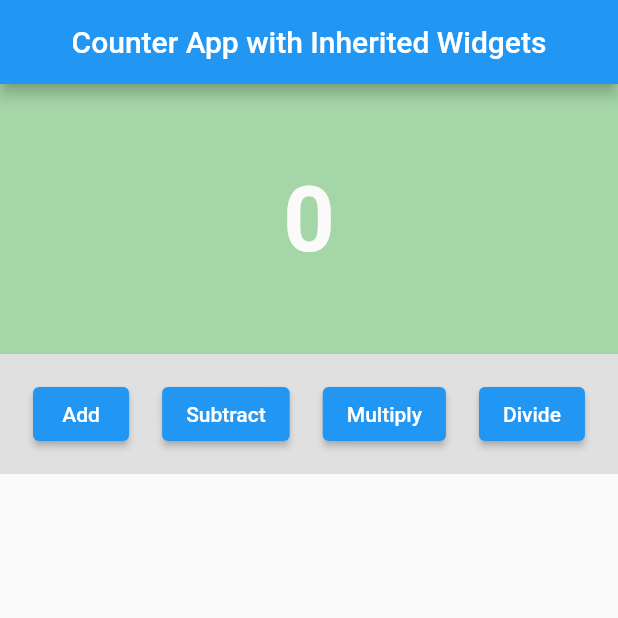
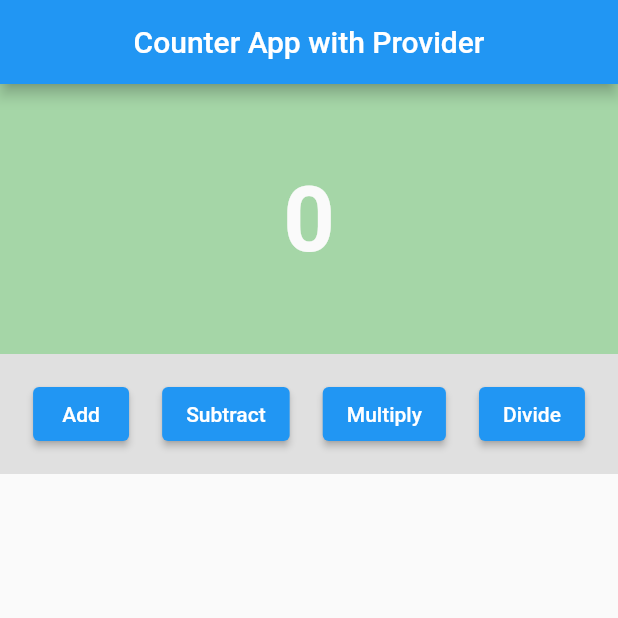
Before and after one commit to ExpertKiD/demo_flutter_sharing_states, a Flutter app: the screen it shows after launch, after a tap on "Add", after a tap on "Subtract", after a tap on "Multiply", on a phone screen of 412 x 824 dp, the top half of it. Run offline on Flutter 3.47's test engine with Material 2 defaults, Android fonts, the phone set to English and light mode, and no system bars.

Commit message:
Add Provider demo with ChageNotifierProvider

```diff
--- a/lib/main.dart
+++ b/lib/main.dart
@@ -1,9 +1,11 @@
+import 'package:app/provider_demo.dart';
 import 'package:flutter/material.dart';
-
-import 'scoped_model_demo.dart';
 
 /// For InheritedWidgets demo use
 // main() => runApp(const MyInheritedWidgetDemoApp());
 
 /// For Scoped Model demo use
-main() => runApp(const MyScopedModelDemoApp());
+// main() => runApp(const MyScopedModelDemoApp());
+
+/// For Scoped Model demo use
+main() => runApp(const MyProviderDemoApp());
--- /dev/null
+++ b/lib/provider_demo.dart
@@ -0,0 +1,129 @@
+import 'package:flutter/material.dart';
+import 'package:provider/provider.dart';
+
+class MyProviderDemoApp extends StatelessWidget {
+  const MyProviderDemoApp({Key? key}) : super(key: key);
+
+  @override
+  Widget build(BuildContext context) {
+    return const MaterialApp(
+      home: Counter(),
+    );
+  }
+}
+
+class Counter extends StatelessWidget {
+  const Counter({Key? key}) : super(key: key);
+
+  @override
+  Widget build(BuildContext context) {
+    // either do this way
+    return ChangeNotifierProvider<CounterState>(
+      create: (innerContext) {
+        return CounterState();
+      },
+      builder: (innerContext, child) {
+        return child!;
+      },
+      child: Scaffold(
+          appBar: AppBar(
+            title: const Text('Counter App with Provider'),
+            centerTitle: true,
+          ),
+          body: const CounterViewer()),
+    );
+  }
+}
+
+class CounterState with ChangeNotifier {
+  int counter = 0;
+
+  void addCounter(int value) {
+    counter++;
+    notifyListeners();
+  }
+
+  void subtractCounter(int value) {
+    counter--;
+    notifyListeners();
+  }
+
+  void multiplyCounter(int value) {
+    counter *= value;
+    notifyListeners();
+  }
+
+  void divideCounter(int value) {
+    counter = counter ~/ value;
+    notifyListeners();
+  }
+}
+
+class CounterViewer extends StatelessWidget {
+  const CounterViewer({Key? key}) : super(key: key);
+
+  @override
+  Widget build(BuildContext context) {
+    return Column(
+      children: [
+        Container(
+          color: Colors.green.shade200,
+          width: MediaQuery.of(context).size.width,
+          height: 180,
+          child: Center(
+            child: Text(
+              context.watch<CounterState>().counter.toString(),
+              style: TextStyle(
+                color: Colors.grey.shade50,
+                fontSize: 60,
+                fontWeight: FontWeight.bold,
+              ),
+            ),
+          ),
+        ),
+        Container(
+          color: Colors.grey.shade300,
+          padding: const EdgeInsets.symmetric(vertical: 16),
+          child: Row(
+            mainAxisSize: MainAxisSize.max,
+            mainAxisAlignment: MainAxisAlignment.spaceEvenly,
+            children: [
+              ElevatedButton(
+                onPressed: () {
+                  Provider.of<CounterState>(context, listen: false)
+                      .addCounter(1);
+                },
+                child: const Text('Add'),
+              ),
+              ElevatedButton(
+                onPressed: () {
+                  Provider.of<CounterState>(context, listen: false)
+                      .subtractCounter(1);
+                },
+                child: const Text('Subtract'),
+              ),
+              ElevatedButton(
+                onPressed: () {
+                  Provider.of<CounterState>(context, listen: false)
+                      .multiplyCounter(3);
+
+                  /// or
+                  // context.read<CounterState>().multiplyCounter(3);
+                },
+                child: const Text('Multiply'),
+              ),
+              ElevatedButton(
+                onPressed: () {
+                  // Provider.of<CounterState>(context, listen: false)
+                  //     .divideCounter(3);
+                  context.read<CounterState>().divideCounter(3);
+                },
+                child: const Text('Divide'),
+              ),
+            ],
+          ),
+        )
+      ],
+    );
+  }
+}
--- a/pubspec.yaml
+++ b/pubspec.yaml
@@ -35,6 +35,7 @@ dependencies:
   # The following adds the Cupertino Icons font to your application.
   # Use with the CupertinoIcons class for iOS style icons.
   cupertino_icons: ^1.0.2
+  provider: ^6.0.1
 
 dev_dependencies:
   flutter_test:
```
Also changed, not shown: pubspec.lock.
